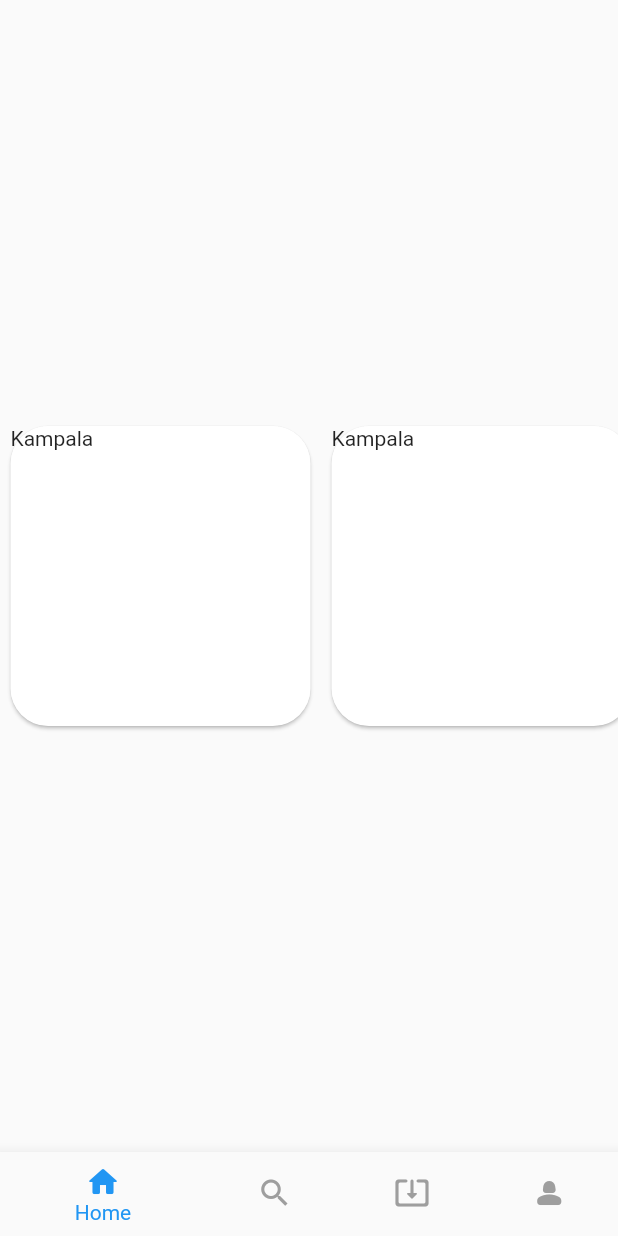
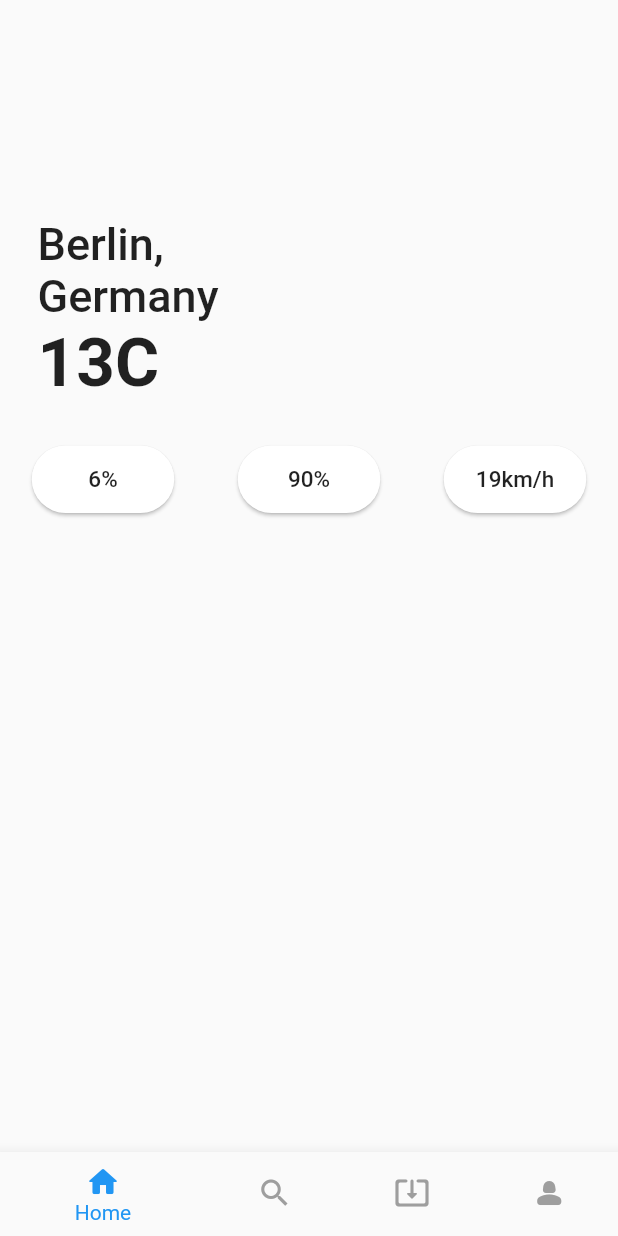
Before and after one commit to edgarmuyomba/flutterProjects, a Flutter app: the screen it shows after launch, on a phone screen of 412 x 824 dp. Run offline on Flutter 3.47's test engine with Material 2 defaults, Android fonts, the phone set to English and light mode, and no system bars; our stand-ins replace tuple; missing offline and left inert: flutter_dialogs, quotes.

Commit message:
changed homepage layout

```diff
--- a/weather/lib/homePage.dart
+++ b/weather/lib/homePage.dart
@@ -12,17 +12,87 @@ class _homePageState extends State<homePage> {
   Widget build(BuildContext context) {
     return Scaffold(
       body: Center(
-          child: SingleChildScrollView(
-        scrollDirection: Axis.horizontal,
-        child: Row(
-          children: [
-            BigCard(location: 'Kampala'),
-            BigCard(location: 'Kampala'),
-            BigCard(location: 'Kampala'),
-            BigCard(location: 'Kampala'),
-            BigCard(location: 'Kampala'),
-          ],
-        ),
+          child: Column(
+        children: [
+          SizedBox(
+            height: 120,
+          ),
+          Row(
+            mainAxisAlignment: MainAxisAlignment.start,
+            children: [
+              Padding(
+                padding: const EdgeInsets.all(25.0),
+                child: Column(
+                  crossAxisAlignment: CrossAxisAlignment.start,
+                  children: [
+                    Text(
+                      'Berlin,',
+                      style: TextStyle(
+                        fontSize: 30,
+                        fontWeight: FontWeight.w500,
+                        ),
+                    ),
+                    Text(
+                      'Germany',
+                      style: TextStyle(
+                        fontSize: 30,
+                        fontWeight: FontWeight.w500
+                        ),
+                    ),
+                    Text(
+                      '13C',
+                      style: TextStyle(
+                        fontSize: 45,
+                        fontWeight: FontWeight.bold
+                        ),
+                    )
+                  ],
+                ),
+              ),
+            ],
+          ),
+          Row(
+            mainAxisAlignment: MainAxisAlignment.spaceAround,
+            children: [
+              Card(
+                shape: RoundedRectangleBorder(
+                  borderRadius: BorderRadius.circular(25),
+                ),
+                child: Container(
+                  alignment: Alignment.center,
+                  height: 45,
+                  width: 95,
+                  child: Text('6%',
+                  style: TextStyle(fontSize: 15, fontWeight: FontWeight.w500)),
+                ),
+              ),
+              Card(
+                shape: RoundedRectangleBorder(
+                  borderRadius: BorderRadius.circular(25),
+                ),
+                child: Container(
+                  alignment: Alignment.center,
+                  height: 45,
+                  width: 95,
+                  child: Text('90%',
+                  style: TextStyle(fontSize: 15, fontWeight: FontWeight.w500)),
+                ),
+              ),
+              Card(
+                shape: RoundedRectangleBorder(
+                  borderRadius: BorderRadius.circular(25),
+                ),
+                child: Container(
+                  alignment: Alignment.center,
+                  height: 45,
+                  width: 95,
+                  child: Text('19km/h',
+                  style: TextStyle(fontSize: 15, fontWeight: FontWeight.w500)),
+                ),
+              ),
+            ],
+          )
+        ],
       )),
     );
   }
@@ -39,9 +109,7 @@ class BigCard extends StatelessWidget {
   @override
   Widget build(BuildContext context) {
     return Card(
-      shape: RoundedRectangleBorder(
-        borderRadius: BorderRadius.circular(25)
-      ),
+      shape: RoundedRectangleBorder(borderRadius: BorderRadius.circular(25)),
       margin: EdgeInsets.all(7),
       child: Container(
         height: 200,
```
